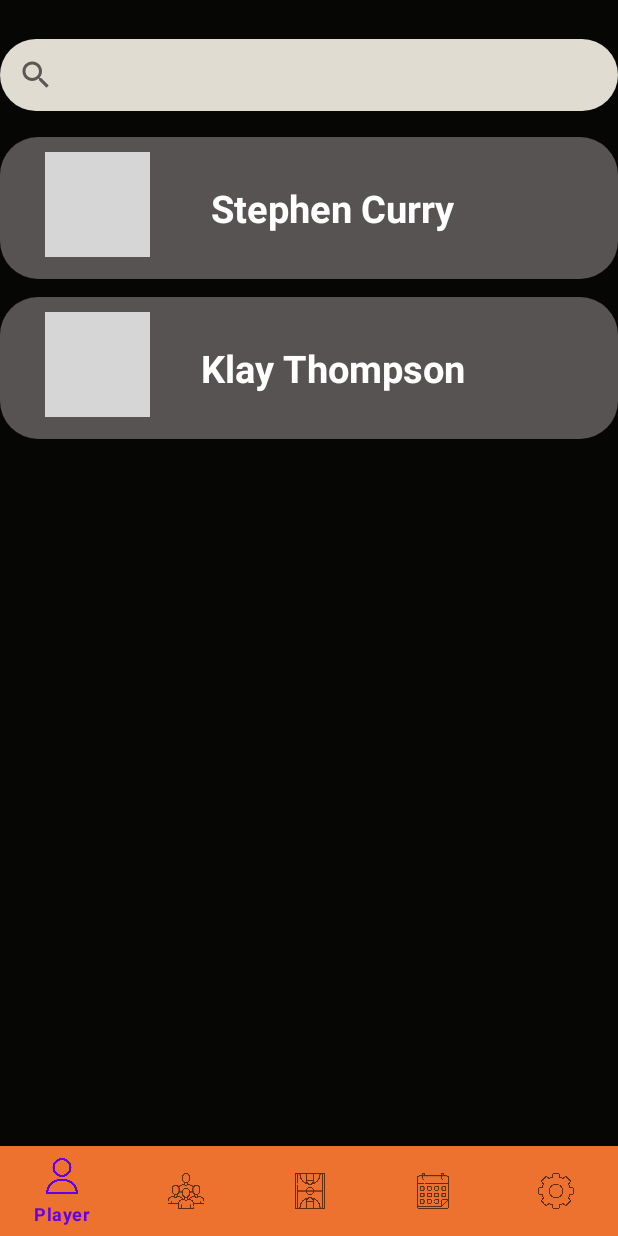
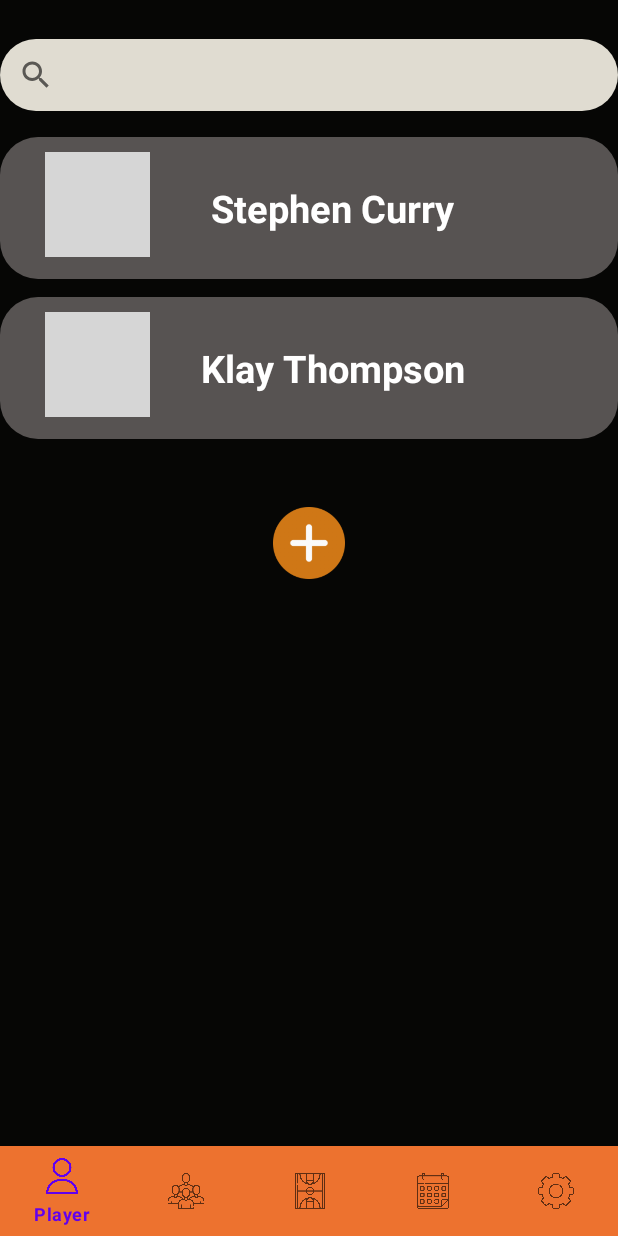
Before and after one commit to AlexDor8/Front-End, an Android app: the Jugadores screen opened directly, with no data from a screen before it, on a phone screen of 412 x 824 dp. Run offline under Robolectric (Android 15) with nearby library versions, the phone set to English and light mode, and no system bars; network calls fail; pictures from the network do not load; 1 statement that could not run was skipped; grey boxes are pictures that could not be loaded.

Commit message:
recycler view jugadores selecciomar item y boton añadir jugador

```diff
--- a/app/src/main/java/com/example/basketballcoach/Jugadores.kt
+++ b/app/src/main/java/com/example/basketballcoach/Jugadores.kt
@@ -3,6 +3,7 @@ package com.example.basketballcoach
 import android.content.Intent
 import androidx.appcompat.app.AppCompatActivity
 import android.os.Bundle
+import android.widget.Toast
 import androidx.appcompat.widget.SearchView
 import androidx.recyclerview.widget.LinearLayoutManager
 import androidx.recyclerview.widget.RecyclerView
@@ -102,9 +103,13 @@ class Jugadores : AppCompatActivity() {
     private fun inicializacionRecyclerView() {
         val recyclerView = findViewById<RecyclerView>(R.id.recyclerJugadores)
         recyclerView.layoutManager = LinearLayoutManager(this)
-        jugadoresRvAdapter = JugadoresAdapter(listaJugadores)
+        jugadoresRvAdapter = JugadoresAdapter(listaJugadores) { onItemSelected(it) }
         recyclerView.adapter = jugadoresRvAdapter
 
+    }
+
+    private fun onItemSelected(jugador: Jugador) {
+        Toast.makeText(applicationContext, jugador.nombre, Toast.LENGTH_LONG).show();
     }
 
     private fun conexion() {
--- a/app/src/main/java/com/example/basketballcoach/MainActivity.kt
+++ b/app/src/main/java/com/example/basketballcoach/MainActivity.kt
@@ -51,7 +51,7 @@ class MainActivity : AppCompatActivity() {
         }
 
         aboutus.setOnClickListener {
-            val intent: Intent = Intent(this, AboutUs::class.java);
+            val intent: Intent = Intent(this, Jugadores::class.java);
             startActivity(intent);
         }
     }
--- a/app/src/main/java/com/example/basketballcoach/adapterTeam/JugadoresAdapter.kt
+++ b/app/src/main/java/com/example/basketballcoach/adapterTeam/JugadoresAdapter.kt
@@ -6,7 +6,7 @@ import androidx.recyclerview.widget.RecyclerView
 import com.example.basketballcoach.R
 import com.example.basketballcoach.model.Jugador
 
-class JugadoresAdapter(val listJugadores: List<Jugador>): RecyclerView.Adapter<JugadoresViewHolder>() {
+class JugadoresAdapter(val listJugadores: List<Jugador>, private val onClickListener:(Jugador) -> Unit): RecyclerView.Adapter<JugadoresViewHolder>() {
 
     override fun onCreateViewHolder(parent: ViewGroup, viewType: Int): JugadoresViewHolder {
         val layoutInflater = LayoutInflater.from(parent.context)
@@ -15,7 +15,7 @@ class JugadoresAdapter(val listJugadores: List<Jugador>): RecyclerView.Adapter<J
 
     override fun onBindViewHolder(holder: JugadoresViewHolder, position: Int) {
         val item = listJugadores[position]
-        holder.itemPorListado(item)
+        holder.itemPorListado(item, onClickListener)
     }
 
     override fun getItemCount(): Int {
--- a/app/src/main/java/com/example/basketballcoach/adapterTeam/JugadoresViewHolder.kt
+++ b/app/src/main/java/com/example/basketballcoach/adapterTeam/JugadoresViewHolder.kt
@@ -13,9 +13,12 @@ class JugadoresViewHolder(view: View):RecyclerView.ViewHolder(view) {
     val fotoJugador = view.findViewById<ImageView>(R.id.fotoJugadorRV)
     val nombreJugador = view.findViewById<TextView>(R.id.nombreJugadorRV)
 
-    fun itemPorListado(jugador: Jugador) {
+    fun itemPorListado(jugador: Jugador, onClickListener: (Jugador) -> Unit) {
         nombreJugador.text = jugador.nombre + " " + jugador.apellido
         Glide.with(fotoJugador.context).load(jugador.foto).into(fotoJugador)
+        itemView.setOnClickListener {
+            onClickListener(jugador)
+        }
     }
 
 }
--- a/app/src/main/res/layout/activity_jugadores.xml
+++ b/app/src/main/res/layout/activity_jugadores.xml
@@ -6,6 +6,21 @@
     android:layout_height="match_parent"
     android:background="#060605"
     tools:context=".Jugadores">
+
+    <ImageButton
+        android:id="@+id/nuevoJugador"
+        android:layout_width="48dp"
+        android:layout_height="48dp"
+        android:layout_marginStart="181dp"
+        android:layout_marginTop="33dp"
+        android:layout_marginEnd="182dp"
+        android:background="@null"
+        android:contentDescription="@string/email"
+        android:scaleType="fitCenter"
+        app:layout_constraintEnd_toEndOf="parent"
+        app:layout_constraintStart_toStartOf="parent"
+        app:layout_constraintTop_toBottomOf="@+id/recyclerJugadores"
+        app:srcCompat="@drawable/mas" />
 
     <androidx.appcompat.widget.SearchView
         android:id="@+id/searchViewJugadores"
@@ -36,7 +51,6 @@
         android:layout_above="@+id/bottomNav"
         />
 
-
     <com.google.android.material.bottomnavigation.BottomNavigationView
         android:id="@+id/bottomNav"
         android:layout_width="match_parent"
@@ -48,6 +62,8 @@
         app:layout_constraintStart_toStartOf="parent"
         app:menu="@drawable/items_toolbar"
         app:backgroundTint="@color/orange3"
-        android:scrollIndicators="left"/>
+        android:scrollIndicators="left">
+
+    </com.google.android.material.bottomnavigation.BottomNavigationView>
 
 </androidx.constraintlayout.widget.ConstraintLayout>
```
Also changed, not shown: app/src/main/res/drawable/mas.png (added).
